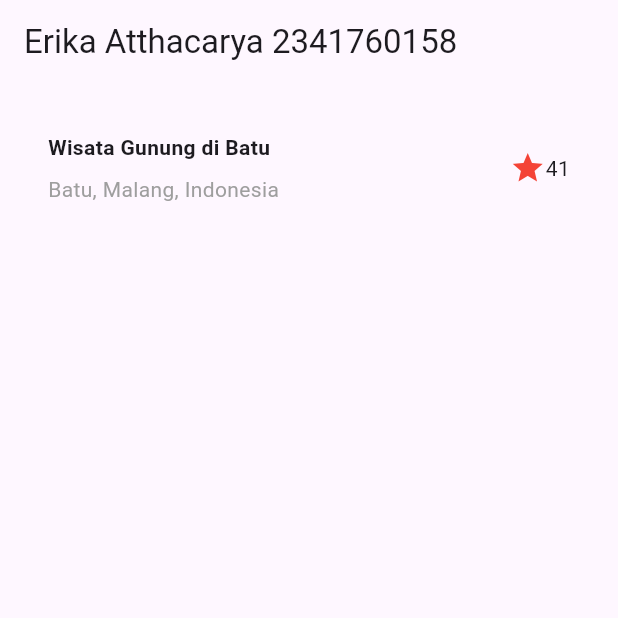
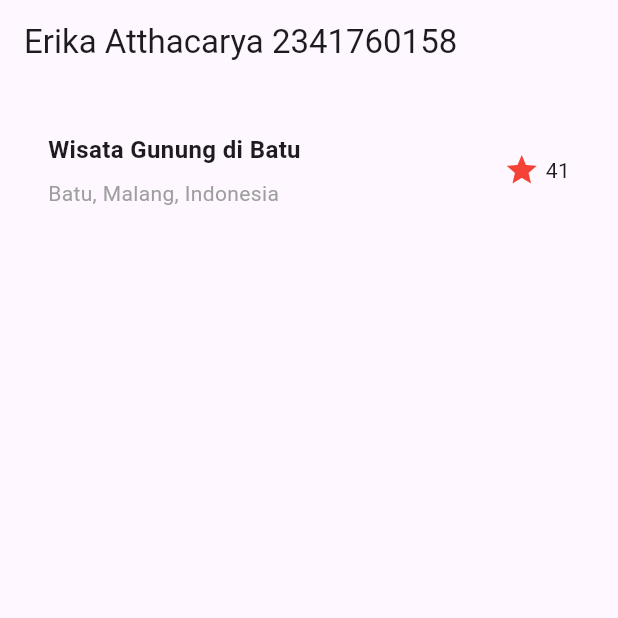
Before and after one commit to erikaatthacarya/flutter-fundamental-part2, a Flutter app: the screen it shows after launch, on a phone screen of 412 x 824 dp, the top half of it. Run offline on Flutter 3.47's test engine with Material 3 defaults, Android fonts, the phone set to English and light mode, and no system bars.

Commit message:
implementasi soal 2 + dokumentasi

```diff
--- a/lib/main.dart
+++ b/lib/main.dart
@@ -5,9 +5,9 @@ void main() => runApp(const MyApp());
 class MyApp extends StatelessWidget {
   const MyApp({super.key});
 
-  // Widget titleSection (dimasukkan ke dalam class biar lebih terstruktur)
+  // Widget titleSection
   Widget get titleSection => Container(
-        padding: const EdgeInsets.all(32),
+        padding: const EdgeInsets.all(32), // padding luar 32
         child: Row(
           children: [
             Expanded(
@@ -22,13 +22,14 @@ class MyApp extends StatelessWidget {
                       'Wisata Gunung di Batu',
                       style: TextStyle(
                         fontWeight: FontWeight.bold,
+                        fontSize: 16,
                       ),
                     ),
                   ),
                   const Text(
                     'Batu, Malang, Indonesia',
                     style: TextStyle(
-                      color: Colors.grey,
+                      color: Colors.grey, // warna abu-abu
                     ),
                   ),
                 ],
@@ -39,6 +40,7 @@ class MyApp extends StatelessWidget {
               Icons.star,
               color: Colors.red,
             ),
+            const SizedBox(width: 4), // jarak sedikit sebelum angka
             const Text('41'),
           ],
         ),
@@ -54,7 +56,7 @@ class MyApp extends StatelessWidget {
         ),
         body: Column(
           children: [
-            titleSection,
+            titleSection, // tampilkan titleSection di body
           ],
         ),
       ),
```
Also changed, not shown: image/foto4.png (added), 1 other file.
